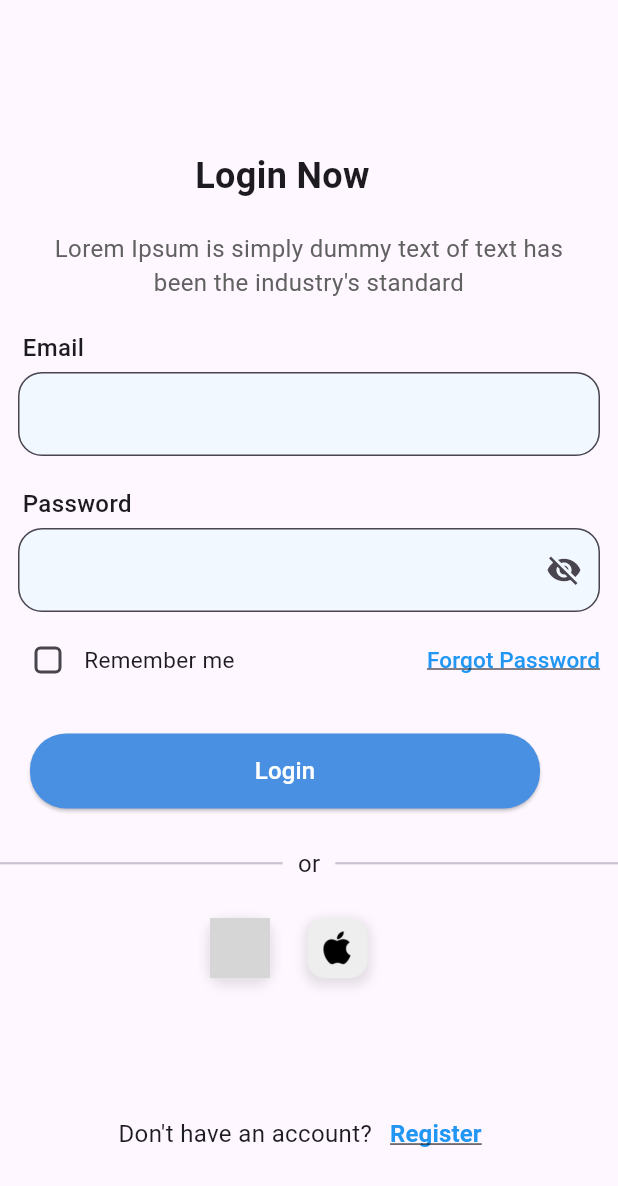
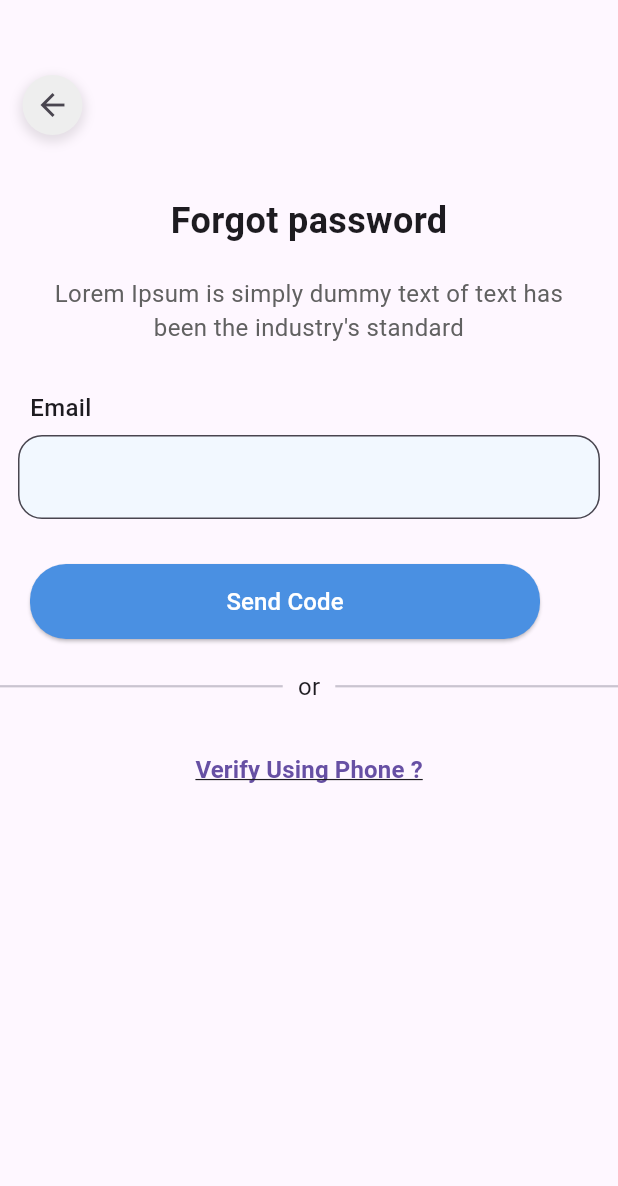
Before and after one commit to mohamedmostafarizk/Medcine_App, a Flutter app: the Loginview screen opened directly, after a tap on "Forgot Password", on a phone screen of 412 x 824 dp. Shown: the top 1186 px of the screen. Run offline on Flutter 3.47's test engine with Material 3 defaults, Android fonts, the light colour scheme and no system bars; our stand-ins replace firebase_core; accounts and stored records are empty; grey boxes are pictures that could not be loaded.

Commit message:
create veriy with email

```diff
--- a/lib/Presentation/views/loginView.dart
+++ b/lib/Presentation/views/loginView.dart
@@ -2,6 +2,7 @@
 
 import 'package:flutter/material.dart';
 import 'package:medcineapp/Presentation/views/registerPage.dart';
+import 'package:medcineapp/Presentation/views/verfiyEmail.dart';
 import 'package:medcineapp/const.dart';
 
 class Loginview extends StatefulWidget {
@@ -107,7 +108,14 @@ class _LoginviewState extends State<Loginview> {
                   Spacer(),
                   TextButton(
                     onPressed: () {
-                      // Handle "Forgot Password" action
+                      Navigator.push(
+                        context,
+                        MaterialPageRoute(
+                          builder: (context) {
+                            return Verfiyemail();
+                          },
+                        ),
+                      );
                     },
                     child: const Text(
                       'Forgot Password',
--- /dev/null
+++ b/lib/Presentation/views/verfiyEmail.dart
@@ -0,0 +1,129 @@
+// ignore_for_file: file_names, deprecated_member_use
+
+import 'package:flutter/material.dart';
+import 'package:medcineapp/const.dart';
+
+class Verfiyemail extends StatelessWidget {
+  const Verfiyemail({super.key});
+
+  @override
+  Widget build(BuildContext context) {
+    return Scaffold(
+      body: SizedBox.expand(
+        child: Column(
+          crossAxisAlignment: CrossAxisAlignment.start,
+          children: [
+            Container(
+              width: 40,
+              height: 40,
+              margin: const EdgeInsets.only(top: 50, left: 15),
+              decoration: BoxDecoration(
+                borderRadius: BorderRadius.circular(32),
+                color: Colors.grey[200],
+                boxShadow: [
+                  BoxShadow(
+                    color: Colors.black.withOpacity(0.1),
+                    spreadRadius: 2,
+                    blurRadius: 5,
+                    offset: Offset(0, 3),
+                  ),
+                ],
+              ),
+              child: IconButton(
+                onPressed: () {
+                  Navigator.pop(context);
+                },
+                icon: Icon(Icons.arrow_back),
+              ),
+            ),
+            SizedBox(height: 40),
+            Center(
+              child: Text(
+                'Forgot password',
+                style: TextStyle(fontSize: 24, fontWeight: FontWeight.bold),
+              ),
+            ),
+            const SizedBox(height: 20),
+            std,
+            const SizedBox(height: 30),
+            Padding(
+              padding: const EdgeInsets.only(left: 20),
+              child: Text(
+                'Email',
+                style: TextStyle(fontSize: 16, fontWeight: FontWeight.w500),
+              ),
+            ),
+            const SizedBox(height: 7),
+            Padding(
+              padding: const EdgeInsets.symmetric(horizontal: 12),
+              child: TextField(
+                decoration: InputDecoration(
+                  filled: true,
+                  fillColor: const Color(0xFFF2F8FF),
+                  border: OutlineInputBorder(
+                    borderRadius: BorderRadius.circular(16),
+                  ),
+                ),
+              ),
+            ),
+            const SizedBox(height: 30),
+            Padding(
+              padding: const EdgeInsets.only(left: 20),
+              child: ElevatedButton(
+                onPressed: () {
+                  // Handle login action
+                },
+                style: ElevatedButton.styleFrom(
+                  fixedSize: const Size(340, 50),
+                  backgroundColor: const Color(0xFF4A90E2),
+                  shape: RoundedRectangleBorder(
+                    borderRadius: BorderRadius.circular(24),
+                  ),
+                ),
+                child: const Text(
+                  'Send Code',
+                  style: TextStyle(fontSize: 16, color: Colors.white),
+                ),
+              ),
+            ),
+            SizedBox(height: 20),
+            Row(
+              children: [
+                Expanded(
+                  child: Divider(
+                    thickness: 1.5,
+                    color: Colors.grey[250],
+                    endIndent: 10,
+                  ),
+                ),
+                const Text('or', style: TextStyle(fontSize: 16)),
+                Expanded(
+                  child: Divider(
+                    thickness: 1.5,
+                    color: Colors.grey[250],
+                    indent: 10,
+                  ),
+                ),
+              ],
+            ),
+            SizedBox(height: 20),
+            Center(
+              child: TextButton(
+                onPressed: () {},
+                child: Text(
+                  'Verify Using Phone ?',
+                  style: TextStyle(
+                    fontSize: 16,
+                    fontWeight: FontWeight.bold,
+                    //color: Colors.black,
+                    decoration: TextDecoration.underline,
+                  ),
+                ),
+              ),
+            ),
+          ],
+        ),
+      ),
+    );
+  }
+}
```
